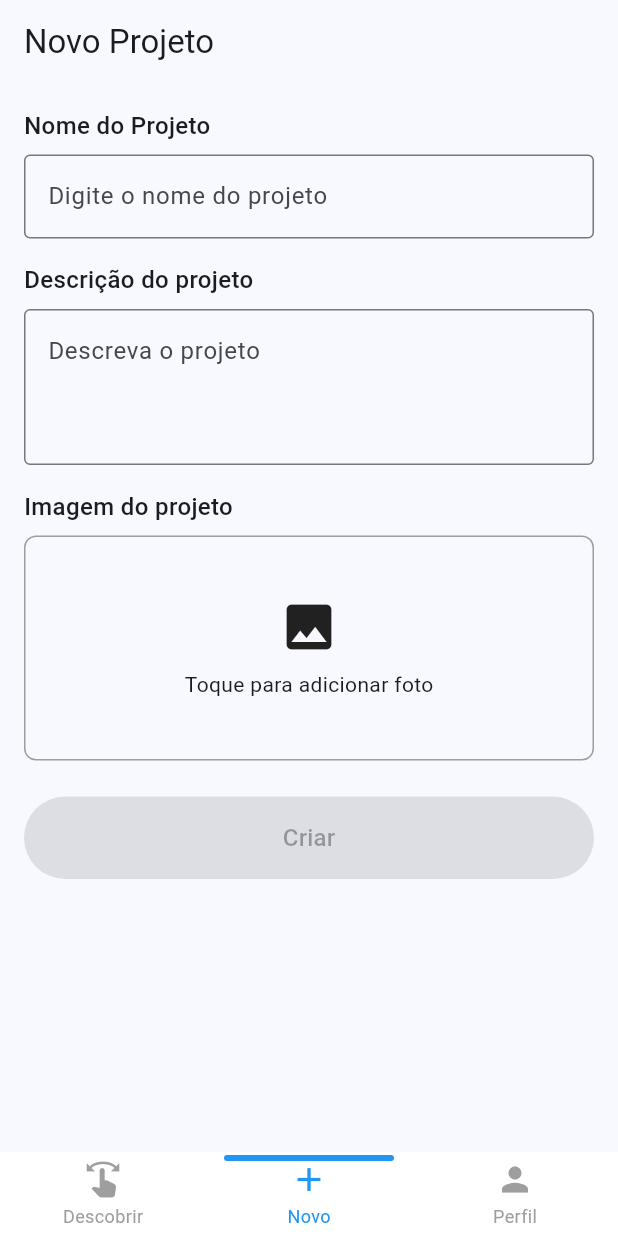
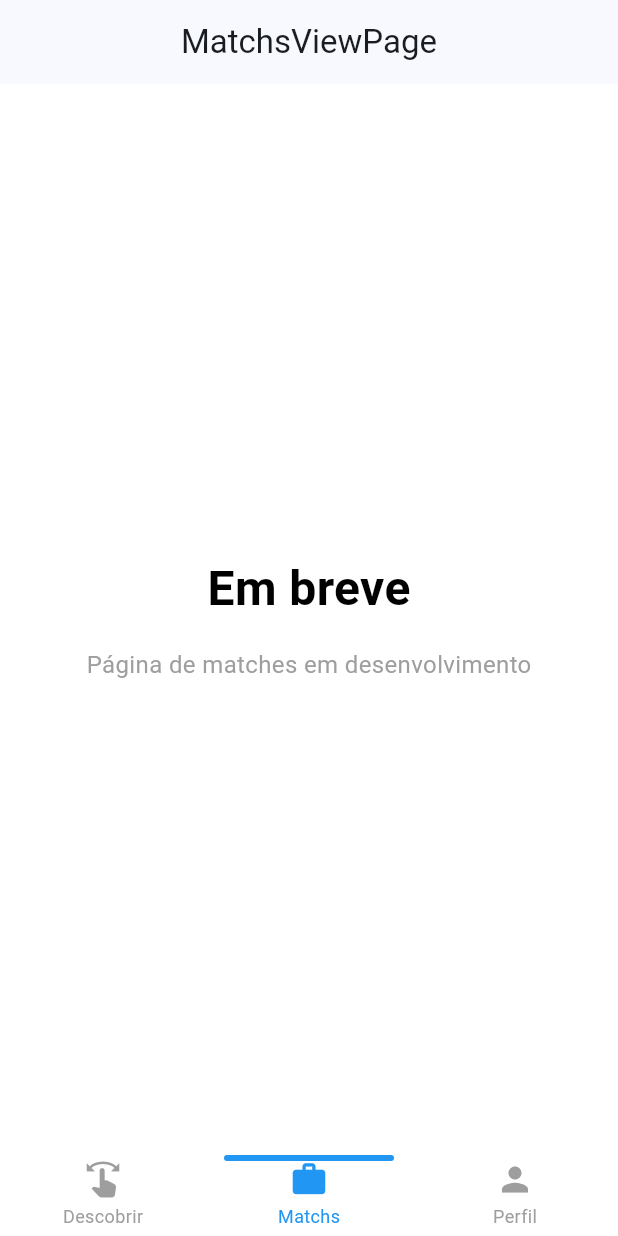
Before and after one commit to devjuanjso/rh_residencia, a Flutter app: the screen it shows after launch, item 2 of the bottom bar chosen, on a phone screen of 412 x 824 dp. Run offline on Flutter 3.47's test engine with Material 3 defaults, Android fonts, the phone set to English and light mode, and no system bars; drawn by our look-alikes of persistent_bottom_nav_bar; our stand-ins replace image_picker; network calls fail.

Commit message:
pequeno ajuste em nomes dos apps e criando futura pagina de matchs

```diff
--- /dev/null
+++ b/rh-mobile/rh_app/lib/features/matchs/matchs_view_page.dart
@@ -0,0 +1,41 @@
+import 'package:flutter/material.dart';
+
+class MatchsViewPage extends StatelessWidget {
+  const MatchsViewPage({super.key});
+
+  @override
+  Widget build(BuildContext context) {
+    return Scaffold(
+      appBar: AppBar(
+        title: const Text('MatchsViewPage'),
+        centerTitle: true,
+      ),
+      body: Container(
+        color: Colors.white,
+        child: const Center(
+          child: Column(
+            mainAxisAlignment: MainAxisAlignment.center,
+            children: [
+              Text(
+                'Em breve',
+                style: TextStyle(
+                  fontSize: 32,
+                  fontWeight: FontWeight.bold,
+                  color: Colors.black,
+                ),
+              ),
+              SizedBox(height: 16),
+              Text(
+                'Página de matches em desenvolvimento',
+                style: TextStyle(
+                  fontSize: 16,
+                  color: Colors.grey,
+                ),
+              ),
+            ],
+          ),
+        ),
+      ),
+    );
+  }
+}
--- a/rh-mobile/rh_app/lib/features/profile/my_projects_page.dart
+++ b/rh-mobile/rh_app/lib/features/profile/my_projects_page.dart
@@ -184,7 +184,7 @@ class MyProjectsPage extends StatelessWidget {
     Navigator.push(
       context,
       MaterialPageRoute(
-        builder: (context) => const ProjectsFormPage(),
+        builder: (context) => const ProjectFormPage(),
       ),
     ).then((value) {
       // Recarrega a lista de projetos após adicionar um novo
--- a/rh-mobile/rh_app/lib/features/projects/view/project_form_page.dart
+++ b/rh-mobile/rh_app/lib/features/projects/view/project_form_page.dart
@@ -4,16 +4,16 @@ import 'package:rh_app/core/components/image_picker_field.dart';
 import 'package:rh_app/core/components/loading_overlay.dart';
 import 'package:rh_app/features/projects/viewmodel/project_form_viewmodel.dart';
 
-class ProjectsFormPage extends StatefulWidget {
+class ProjectFormPage extends StatefulWidget {
   final String? projetoId;
 
-  const ProjectsFormPage({super.key, this.projetoId});
+  const ProjectFormPage({super.key, this.projetoId});
 
   @override
-  State<ProjectsFormPage> createState() => _ProjectsFormPageState();
+  State<ProjectFormPage> createState() => _ProjectsFormPageState();
 }
 
-class _ProjectsFormPageState extends State<ProjectsFormPage> {
+class _ProjectsFormPageState extends State<ProjectFormPage> {
   @override
   void initState() {
     super.initState();
--- a/rh-mobile/rh_app/lib/main.dart
+++ b/rh-mobile/rh_app/lib/main.dart
@@ -1,8 +1,8 @@
 import 'package:flutter/material.dart';
 import 'package:persistent_bottom_nav_bar/persistent_bottom_nav_bar.dart';
 import 'package:provider/provider.dart';
+import 'package:rh_app/features/matchs/matchs_view_page.dart';
 import 'package:rh_app/features/profile/profile_page.dart';
-import 'package:rh_app/features/projects/view/project_form_page.dart';
 import 'package:rh_app/features/projects/view/project_list_page.dart';
 import 'package:rh_app/features/projects/viewmodel/project_form_viewmodel.dart';
 
@@ -46,11 +46,7 @@ class _HomePageState extends State<HomePage> {
   List<Widget> _buildScreens() {
     return [
       const ProjectListPage(),
-      Consumer<ProjectFormViewModel>(
-        builder: (context, viewModel, child) {
-          return ProjectsFormPage();
-        },
-      ),
+      const MatchsViewPage(),
       const ProfilePage(),
     ];
   }
@@ -64,8 +60,8 @@ class _HomePageState extends State<HomePage> {
         inactiveColorPrimary: Colors.grey,
       ),
       PersistentBottomNavBarItem(
-        icon: const Icon(Icons.add),
-        title: 'Novo',
+        icon: const Icon(Icons.work),
+        title: 'Matchs',
         activeColorPrimary: Colors.blue,
         inactiveColorPrimary: Colors.grey,
       ),
```
